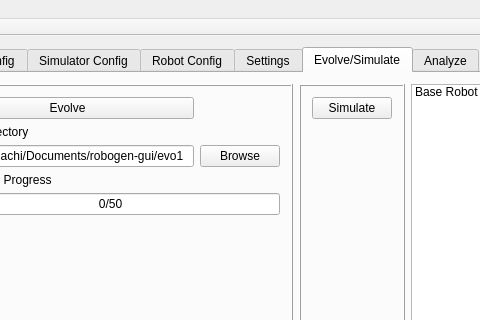
Old version of the form mainwindow.ui in the repository eagle2com/robogen-gui; both pictures show x 96 to 576 and y 0 to 320 of the 896 by 584 pixel window.
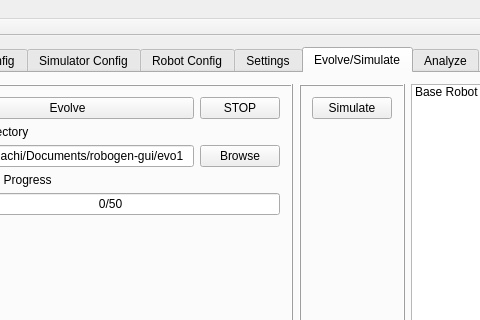
New version of the form. The open tabs and pages were chosen to show the change.

Commit message: Added a STOP button (kills the servers)

The edit to the form file:
```diff
--- a/mainwindow.ui
+++ b/mainwindow.ui
@@ -1073,6 +1073,13 @@
              </property>
             </widget>
            </item>
+           <item row="0" column="1">
+            <widget class="QPushButton" name="push_stop">
+             <property name="text">
+              <string>STOP</string>
+             </property>
+            </widget>
+           </item>
           </layout>
          </widget>
         </item>
```
Left out of the diff: 2 changed lines with no effect on the pictures. The commit also changes 2 other files.
